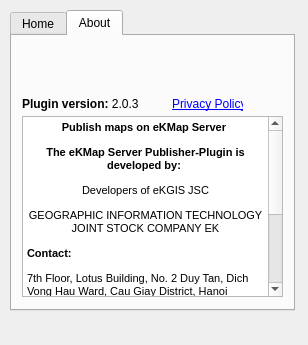
Old version of the form ui/ekmap_server_publisher_dockwidget_base.ui in the repository eKMap/ekmap-publisher-for-qgis.
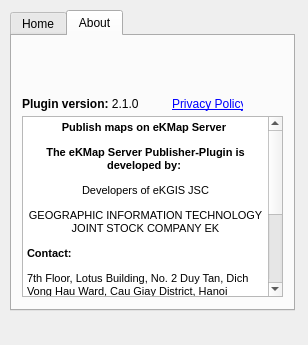
New version of the form. The open tabs and pages were chosen to show the change. Icons and pictures are not drawn.

The edit to the form file:
```diff
--- a/ui/ekmap_server_publisher_dockwidget_base.ui
+++ b/ui/ekmap_server_publisher_dockwidget_base.ui
@@ -303,7 +303,7 @@
        </rect>
       </property>
       <property name="text">
-       <string>&lt;html&gt;&lt;head/&gt;&lt;body&gt;&lt;p&gt;&lt;span style=&quot; font-weight:600;&quot;&gt;Plugin version:&lt;/span&gt; 2.0.3&lt;/p&gt;&lt;/body&gt;&lt;/html&gt;</string>
+       <string>&lt;html&gt;&lt;head/&gt;&lt;body&gt;&lt;p&gt;&lt;span style=&quot; font-weight:600;&quot;&gt;Plugin version:&lt;/span&gt; 2.1.0&lt;/p&gt;&lt;/body&gt;&lt;/html&gt;</string>
       </property>
       <property name="textFormat">
        <enum>Qt::RichText</enum>
```
